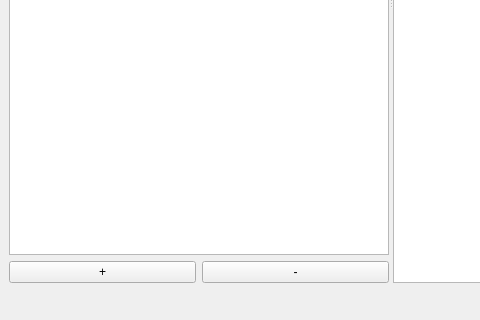
Qt form mainwindow.ui (yog-muskrat/whereismymoney) before a commit; both pictures show x 0 to 480 and y 316 to 636 of the 1165 by 636 pixel window.
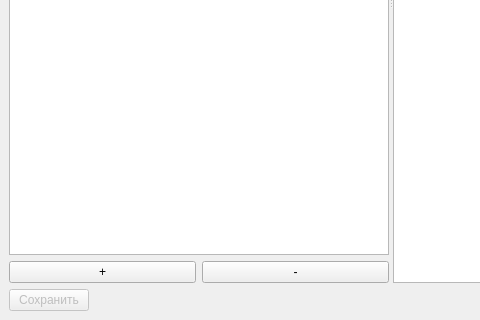
The same form after that commit. Icons and pictures are not drawn.

What changed in the file:
```diff
--- a/mainwindow.ui
+++ b/mainwindow.ui
@@ -222,6 +222,20 @@
     </item>
     <item>
      <layout class="QHBoxLayout" name="horizontalLayout_4">
+      <item>
+       <widget class="QPushButton" name="pbSave">
+        <property name="enabled">
+         <bool>false</bool>
+        </property>
+        <property name="text">
+         <string>Сохранить</string>
+        </property>
+        <property name="icon">
+         <iconset resource="res.qrc">
+          <normaloff>:/save</normaloff>:/save</iconset>
+        </property>
+       </widget>
+      </item>
       <item>
        <spacer name="horizontalSpacer">
         <property name="orientation">
```
Left out of the diff: 8 changed lines with no effect on the pictures.
